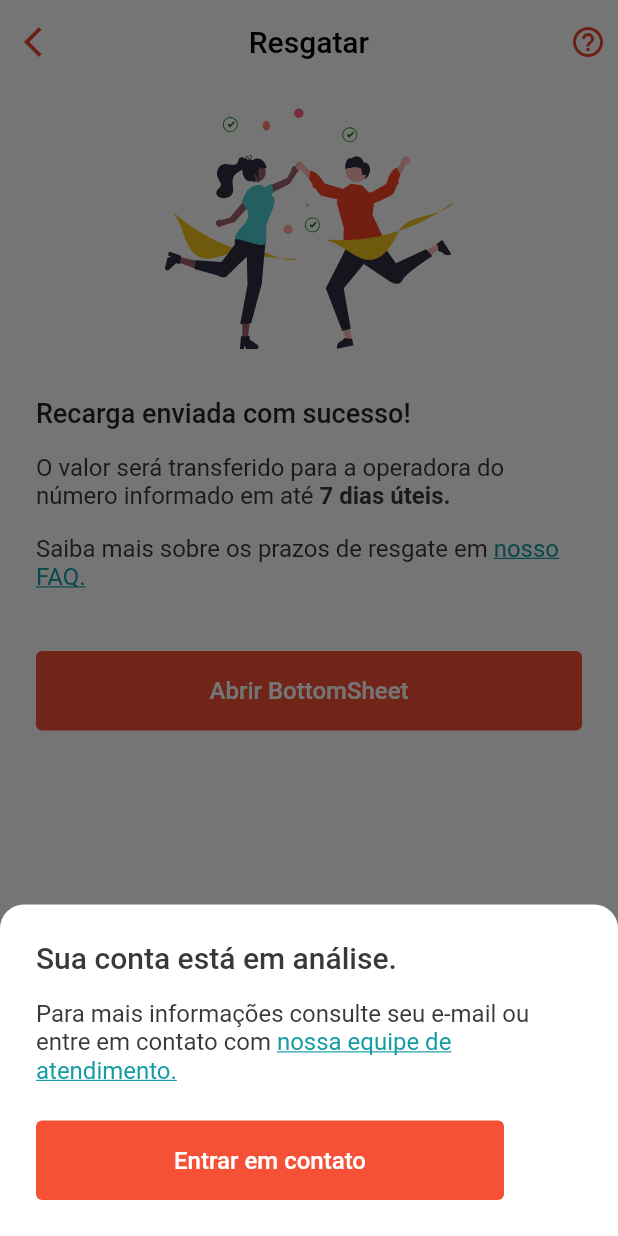
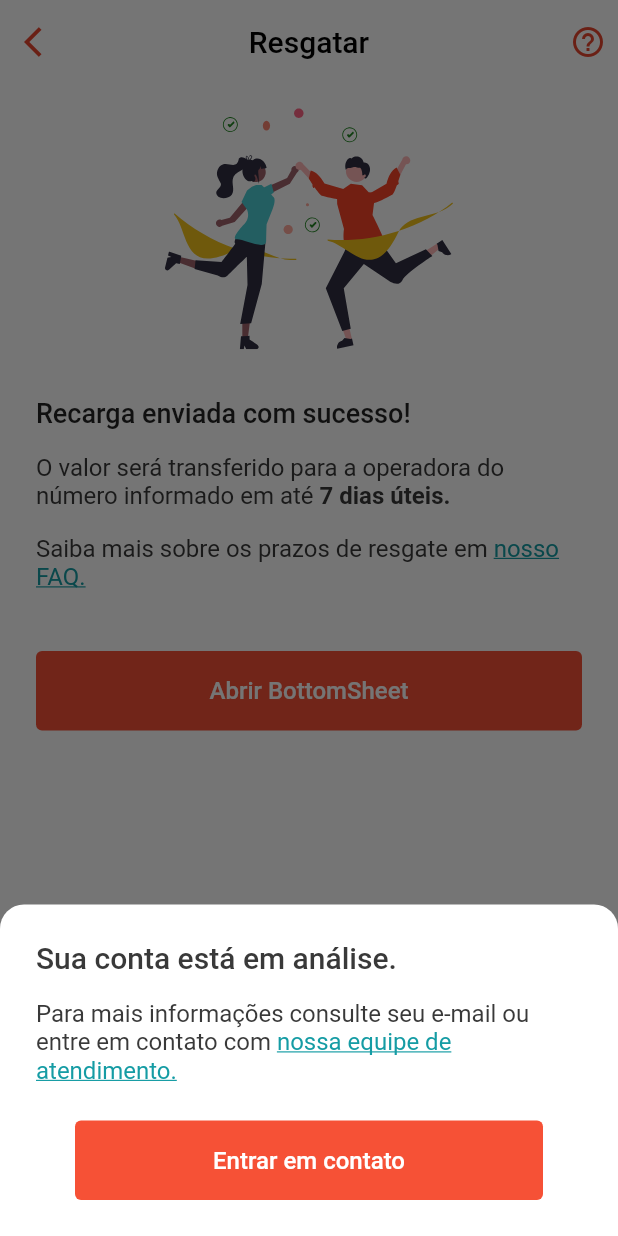
Before and after one commit to OliveiraMG/teste-flutter, a Flutter app: the screen it shows after launch, after a tap on "Abrir BottomSheet", on a phone screen of 412 x 824 dp. Run offline on Flutter 3.47's test engine with Material 2 defaults, Android fonts, the phone set to English and light mode, and no system bars; our stand-ins replace flutter_svg, get; missing offline and left inert: dart:ffi.

Commit message:
Add alter on BottomSheet

```diff
--- a/teste2/lib/rechargeSuccess.dart
+++ b/teste2/lib/rechargeSuccess.dart
@@ -125,14 +125,16 @@ class RechargeSuccess extends StatelessWidget {
                       ),
                       child: Column(
                         mainAxisSize: MainAxisSize.min,
-                        crossAxisAlignment: CrossAxisAlignment.start,
                         children: [
-                          Text(
-                            'Sua conta está em análise.',
-                            style: TextStyle(
-                              fontSize: 20,
-                              fontWeight: FontWeight.w500,
-                              color: Color.fromRGBO(57, 57, 57, 1),
+                          Container(
+                            alignment: Alignment.topLeft,
+                            child: Text(
+                              'Sua conta está em análise.',
+                              style: TextStyle(
+                                fontSize: 20,
+                                fontWeight: FontWeight.w500,
+                                color: Color.fromRGBO(57, 57, 57, 1),
+                              ),
                             ),
                           ),
                           SizedBox(height: 16),
```
